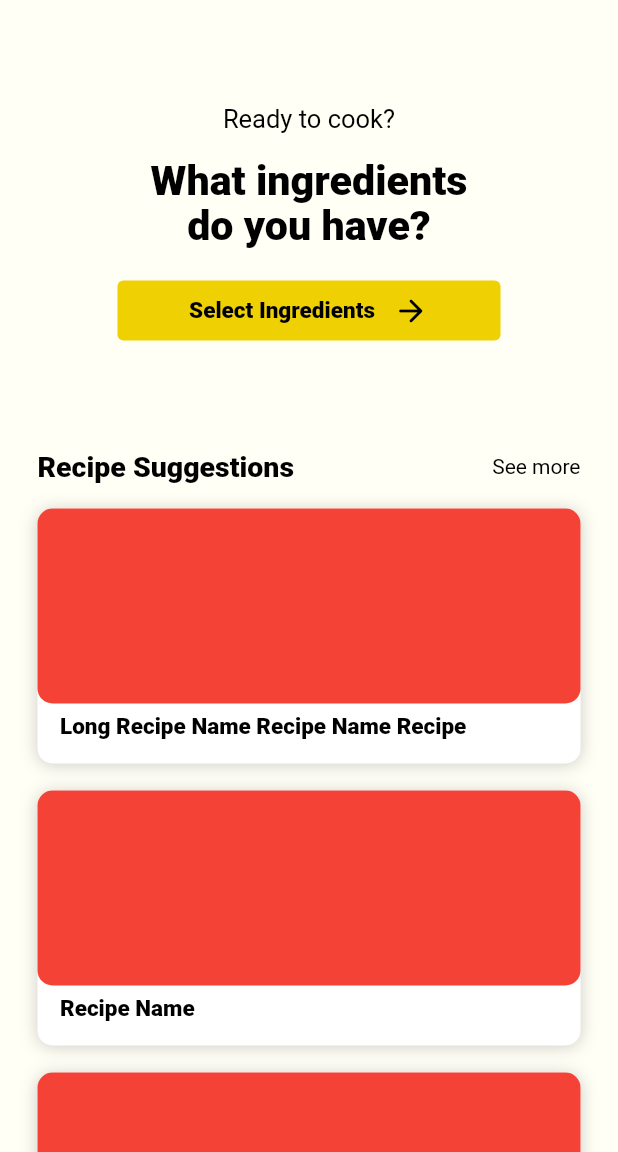
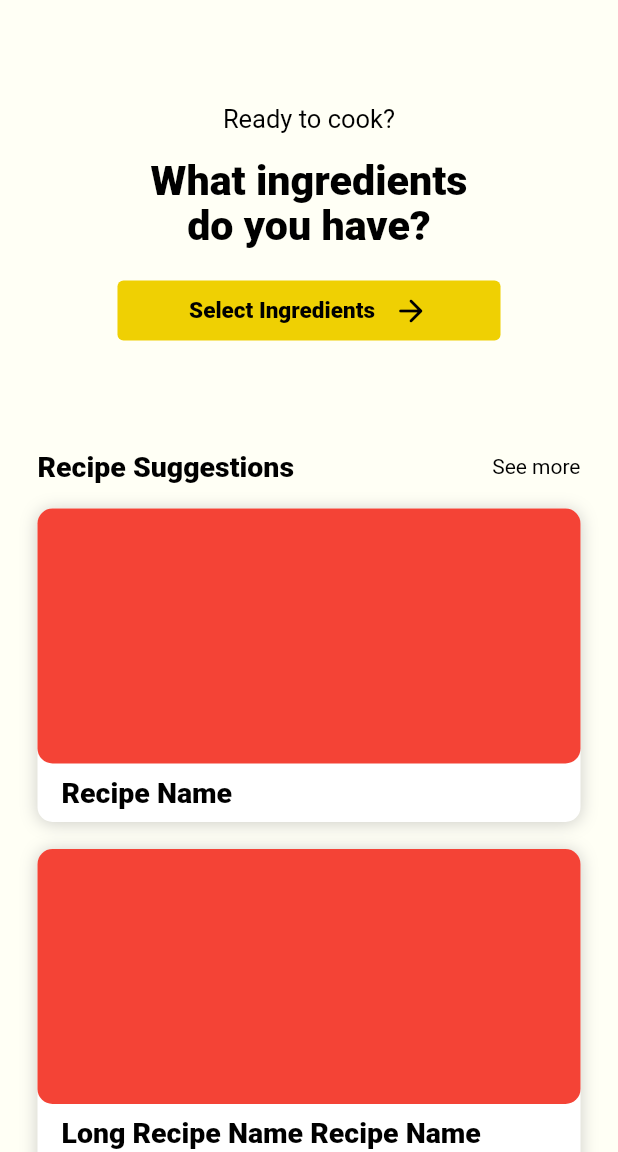
Before and after one commit to Alessa-Gillespie/Kusina-App, a Flutter app: the screen it shows after launch, on a phone screen of 412 x 824 dp, the part 84-1236 px from its top. Run offline on Flutter 3.47's test engine with Material 2 defaults, Android fonts, the phone set to English and light mode, and no system bars.

Commit message:
made recipe block responsive to text length

```diff
--- a/lib/recipe_block.dart
+++ b/lib/recipe_block.dart
@@ -2,14 +2,6 @@
 import 'package:flutter/material.dart';
 import 'package:kusina_app_v3/styles.dart';
 
-//style from home page screen
-/*
-const kNormalBoldTextStyle = TextStyle(
-  fontSize: 16.99,
-  color: Colors.black,
-  fontWeight: FontWeight.w800,
-);
-*/
 class RecipeBlock extends StatelessWidget {
   RecipeBlock({required this.child, required this.text, this.onPress, this.color});
 
@@ -22,8 +14,8 @@ class RecipeBlock extends StatelessWidget {
   Widget build(BuildContext context) {
     return  GestureDetector(
       onTap: onPress,
+      child: Expanded(
         child: Container(
-          height: 170,
             margin: EdgeInsets.only(bottom: 18),
             decoration: BoxDecoration(
                 color: color, //block color
@@ -41,7 +33,7 @@ class RecipeBlock extends StatelessWidget {
               children: [
                 child, //image
                 Padding(
-                padding: const EdgeInsets.fromLTRB(15,6,15,6),
+                  padding: const EdgeInsets.fromLTRB(16,9,16,9),
                   child: Text(
                     text!, //recipe name text
                     style: kRecipeBlockTextTextStyle,
@@ -50,6 +42,7 @@ class RecipeBlock extends StatelessWidget {
               ],
             )
         ),
+      ),
     );
   }
 }
--- a/lib/screens/home_page_screen.dart
+++ b/lib/screens/home_page_screen.dart
@@ -20,7 +20,7 @@ class _HomePageScreenState extends State<HomePageScreen> {
   //TEMPORARY CONTAINER PLACEHOLDER FOR IMAGE
   Container placeholder = Container(
     //put image widget here instead of container
-    height: 130,
+    height: 170,
     decoration: BoxDecoration(
       color: Colors.red,
       borderRadius: BorderRadius.circular(
@@ -98,7 +98,7 @@ class _HomePageScreenState extends State<HomePageScreen> {
                     child: placeholder,
                     //recipe's image
                     text:
-                        'Long Recipe Name Recipe Name Recipe',
+                        'Recipe Name',
                     //recipe's name
                     color: kBlockColor,
                     onPress: () {
@@ -107,7 +107,7 @@ class _HomePageScreenState extends State<HomePageScreen> {
                   ),
                   RecipeBlock(
                     child: placeholder,
-                    text: 'Recipe Name',
+                    text: 'Long Recipe Name Recipe Name Recipe Recipe Name ',
                     color: kBlockColor,
                     onPress: () {
                       //TODO: direct to recipe instruction page
--- a/lib/styles.dart
+++ b/lib/styles.dart
@@ -49,8 +49,9 @@ const kNavBarTextTextStyle = TextStyle(
 );
 
 const kRecipeBlockTextTextStyle = TextStyle(
-  fontSize: 15,
+  fontSize: 19,
   fontWeight: FontWeight.w800,
+  height: 1.1,
   color: kTextColor,
 );
 
```
Lines whose indentation alone changed are shown as unchanged.
